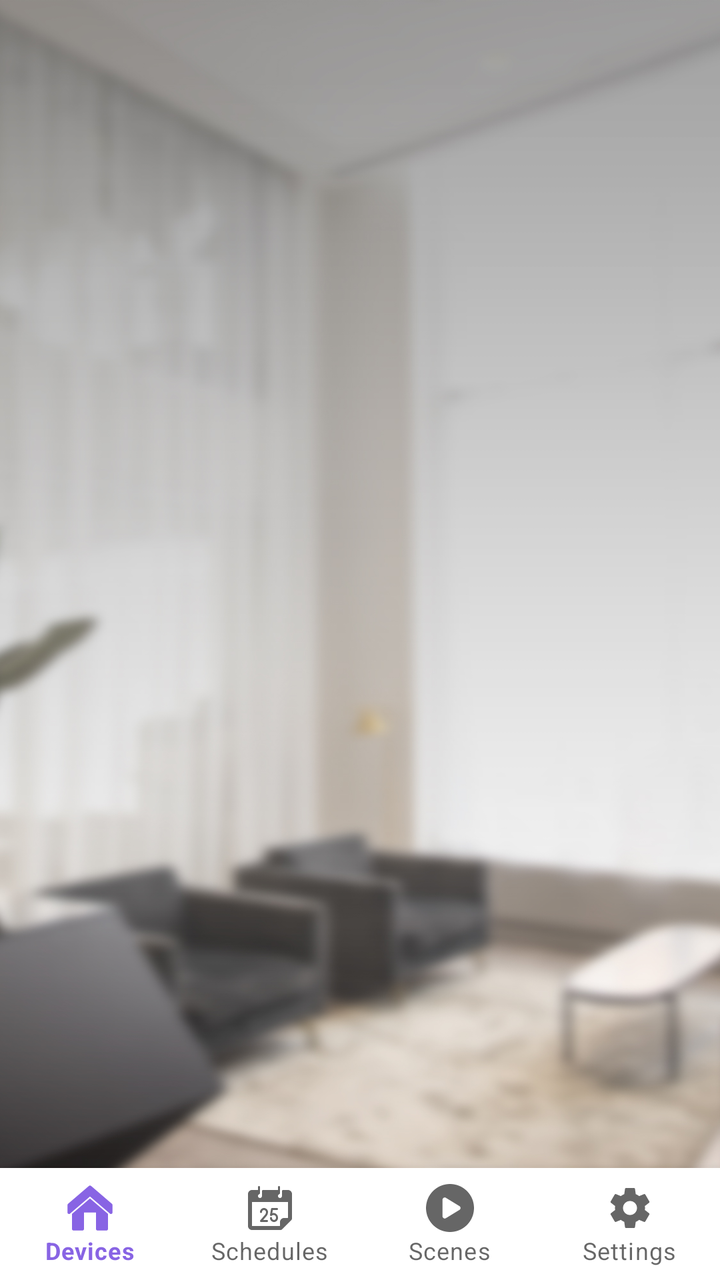
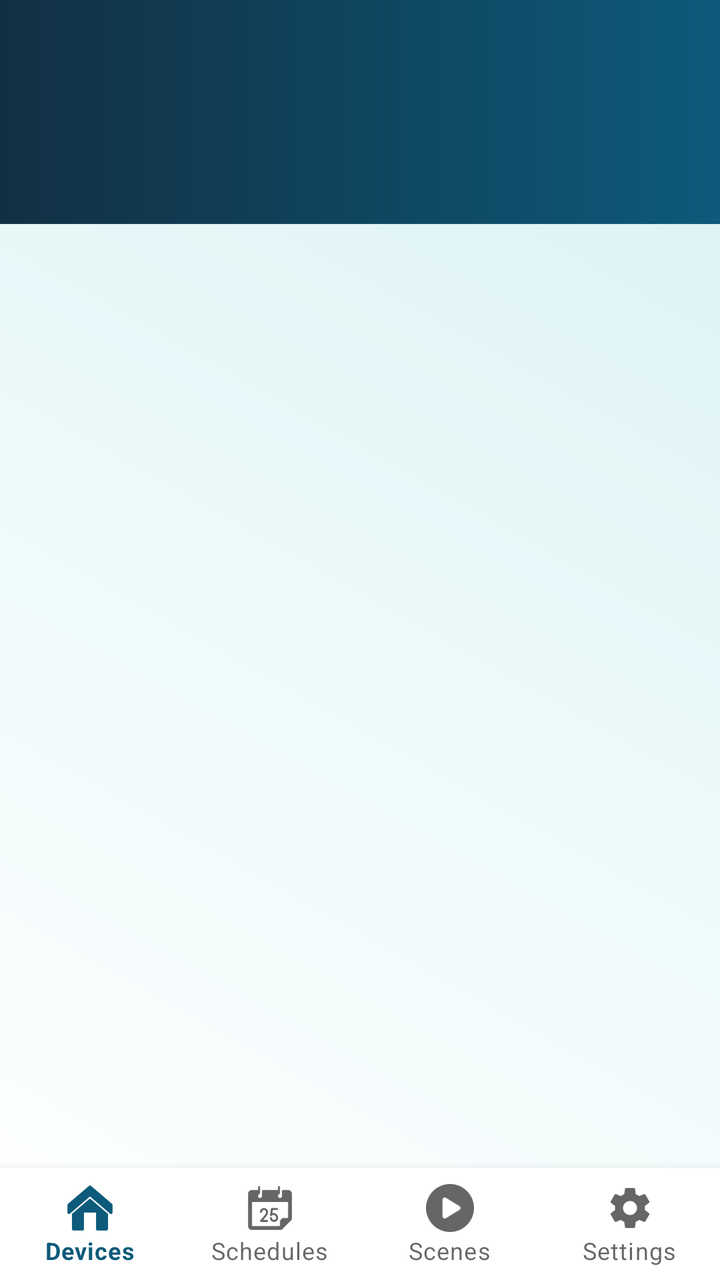

The first picture is an Android layout as it rendered before a commit; the second is the same layout after the commit. The layout source and the unified diff follow.
<!-- AndroidManifest.xml: activity theme AppTheme.NoActionBar -->
<!-- res/layout/activity_esp_main.xml -->
<?xml version="1.0" encoding="utf-8"?>
<androidx.coordinatorlayout.widget.CoordinatorLayout xmlns:android="http://schemas.android.com/apk/res/android"
    xmlns:app="http://schemas.android.com/apk/res-auto"
    xmlns:tools="http://schemas.android.com/tools"
    android:layout_width="match_parent"
    android:layout_height="match_parent"
    android:background="@drawable/bg_home_screen"
    android:fitsSystemWindows="true"
    tools:context="com.espressif.ui.activities.EspMainActivity">

    <RelativeLayout
        android:layout_width="match_parent"
        android:layout_height="match_parent"
        app:layout_behavior="@string/appbar_scrolling_view_behavior">

        <androidx.coordinatorlayout.widget.CoordinatorLayout
            android:id="@+id/frame_container"
            android:layout_width="match_parent"
            android:layout_height="match_parent"
            android:layout_above="@id/bottom_navigation_view">

            <include layout="@layout/app_actionbar" />

            <androidx.viewpager.widget.ViewPager
                android:id="@+id/view_pager"
                android:layout_width="match_parent"
                android:layout_height="match_parent"
                app:layout_behavior="@string/appbar_scrolling_view_behavior" />
        </androidx.coordinatorlayout.widget.CoordinatorLayout>

        <com.google.android.material.bottomnavigation.BottomNavigationView
            android:id="@+id/bottom_navigation_view"
            android:layout_width="match_parent"
            android:layout_height="wrap_content"
            android:layout_alignParentBottom="true"
            app:labelVisibilityMode="labeled"
            app:layout_behavior="@string/appbar_scrolling_view_behavior"
            app:menu="@menu/menu_bottom_tabs" />

    </RelativeLayout>

</androidx.coordinatorlayout.widget.CoordinatorLayout>
<!-- res/layout/app_actionbar.xml (included above) -->
<?xml version="1.0" encoding="utf-8"?>
<com.google.android.material.appbar.AppBarLayout xmlns:android="http://schemas.android.com/apk/res/android"
    xmlns:app="http://schemas.android.com/apk/res-auto"
    android:id="@+id/appbar_layout"
    android:layout_width="match_parent"
    android:layout_height="112dp"
    android:background="@android:color/transparent"
    android:fitsSystemWindows="true"
    android:theme="@style/AppTheme.AppBarLayout">

    <com.google.android.material.appbar.CollapsingToolbarLayout
        android:id="@+id/collapsing_toolbar_layout"
        android:layout_width="match_parent"
        android:layout_height="match_parent"
        app:layout_scrollFlags="scroll|exitUntilCollapsed|snap"
        app:statusBarScrim="@android:color/transparent">

        <androidx.appcompat.widget.Toolbar
            android:id="@+id/appbar"
            android:layout_width="match_parent"
            android:layout_height="?attr/actionBarSize"
            android:elevation="0dp"
            app:layout_collapseMode="pin"
            app:titleTextColor="@android:color/white" />
    </com.google.android.material.appbar.CollapsingToolbarLayout>

</com.google.android.material.appbar.AppBarLayout>
<!-- resources referenced by this layout -->
<resources>
  <!-- drawable bg_home_screen: jpg bitmap (drawable, 314060 bytes) -->
  <style name="AppTheme.AppBarLayout" parent="">
          <item name="android:textColorPrimary">@android:color/white</item>
          <item name="colorControlNormal">@android:color/white</item>
      </style>
  <style name="AppTheme.NoActionBar">
          <item name="windowActionBar">false</item>
          <item name="windowNoTitle">true</item>
      </style>
</resources>

<!-- the commit's change to res/layout/activity_esp_main.xml (unified diff, before → after) -->
@@ -4,7 +4,7 @@
     xmlns:tools="http://schemas.android.com/tools"
     android:layout_width="match_parent"
     android:layout_height="match_parent"
-    android:background="@drawable/bg_home_screen"
+    android:background="@drawable/bg_tvt_home"
     android:fitsSystemWindows="true"
     tools:context="com.espressif.ui.activities.EspMainActivity">
 
@@ -47,7 +47,7 @@
     android:id="@+id/appbar_layout"
     android:layout_width="match_parent"
     android:layout_height="112dp"
-    android:background="@android:color/transparent"
+    android:background="@drawable/bg_tvt_toolbar"
     android:fitsSystemWindows="true"
     android:theme="@style/AppTheme.AppBarLayout">
 
@@ -56,7 +56,7 @@
         android:layout_width="match_parent"
         android:layout_height="match_parent"
         app:layout_scrollFlags="scroll|exitUntilCollapsed|snap"
-        app:statusBarScrim="@android:color/transparent">
+        app:statusBarScrim="@color/colorPrimaryDark">
 
         <androidx.appcompat.widget.Toolbar
             android:id="@+id/appbar"
<!-- resource entries referenced after the edit -->
@@ -1,6 +1,25 @@
 <!-- resources referenced by this layout -->
 <resources>
-  <!-- drawable bg_home_screen: jpg bitmap (drawable, 314060 bytes) -->
+  <color name="colorPrimaryDark">#123044</color>
+  <!-- drawable bg_tvt_home (drawable) -->
+  <?xml version="1.0" encoding="utf-8"?>
+  <shape xmlns:android="http://schemas.android.com/apk/res/android"
+      android:shape="rectangle">
+      <gradient
+          android:angle="45"
+          android:centerColor="#ECF9FA"
+          android:endColor="#D9F1F3"
+          android:startColor="#FFFFFF" />
+  </shape>
+  <!-- drawable bg_tvt_toolbar (drawable) -->
+  <?xml version="1.0" encoding="utf-8"?>
+  <shape xmlns:android="http://schemas.android.com/apk/res/android"
+      android:shape="rectangle">
+      <gradient
+          android:angle="0"
+          android:endColor="#0D5A7A"
+          android:startColor="#123044" />
+  </shape>
   <style name="AppTheme.AppBarLayout" parent="">
           <item name="android:textColorPrimary">@android:color/white</item>
           <item name="colorControlNormal">@android:color/white</item>
